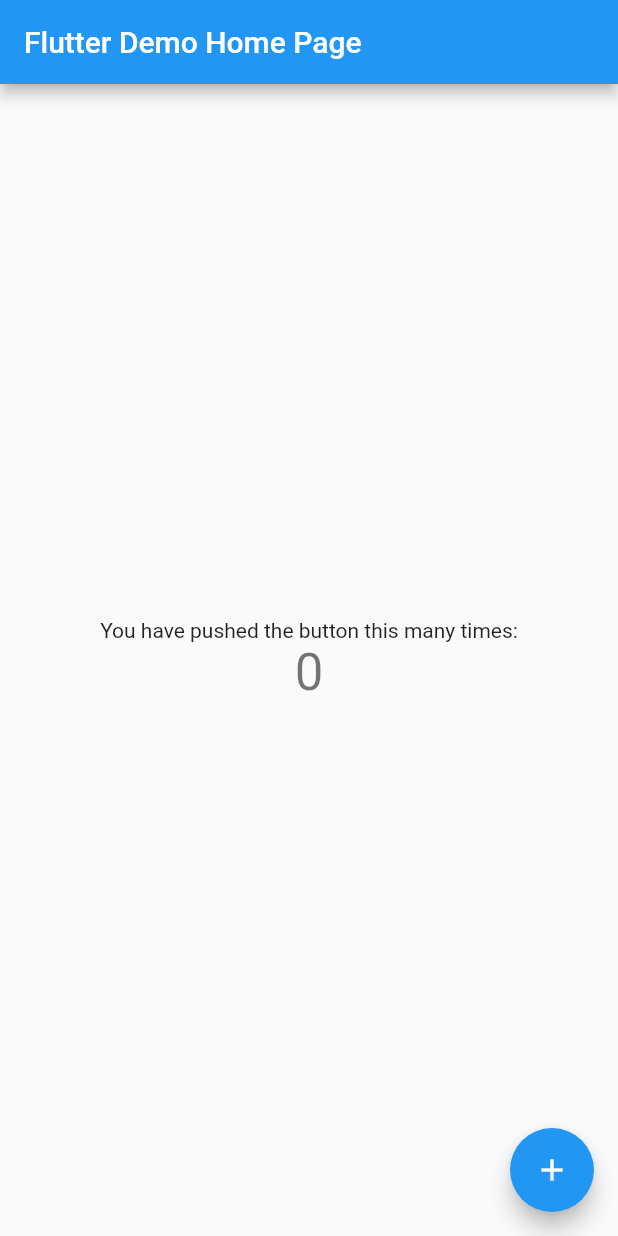
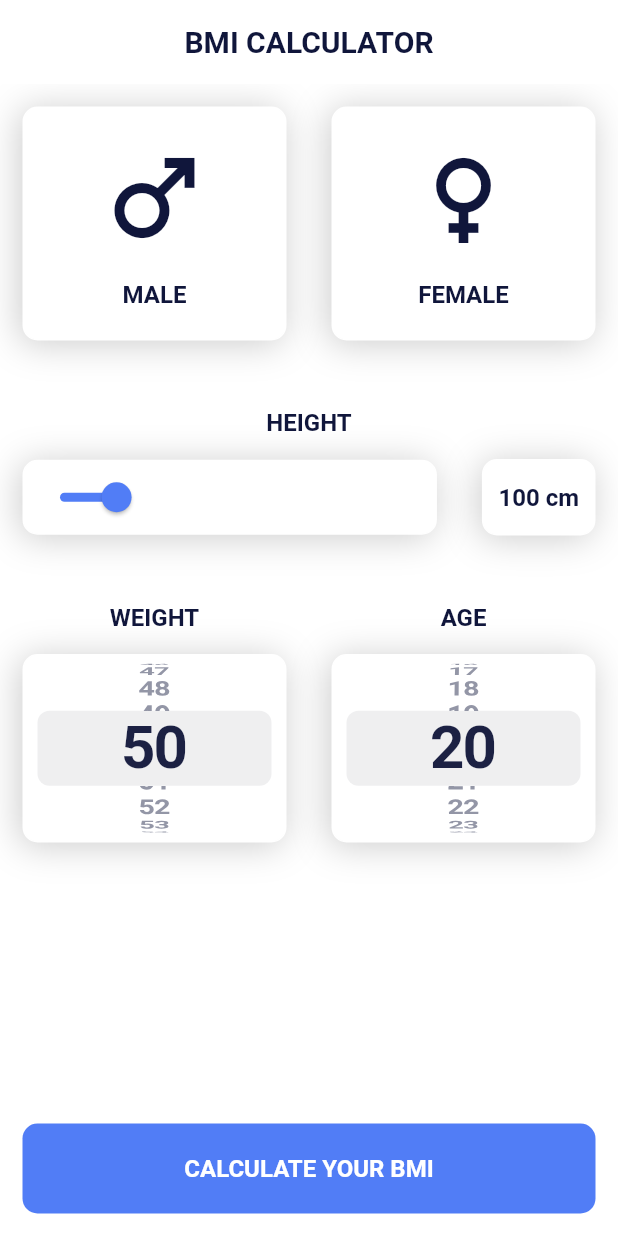
Before and after one commit to axeonasril/bmi_project, a Flutter app: the screen it shows after launch, on a phone screen of 412 x 824 dp. Run offline on Flutter 3.47's test engine with Material 2 defaults, Android fonts, the phone set to English and light mode, and no system bars.

Commit message:
first commit

```diff
--- /dev/null
+++ b/lib/constans/constant.dart
@@ -0,0 +1,23 @@
+import 'package:flutter/material.dart';
+
+const Color primaryColor = Color(0xff10163b);
+TextStyle? labelTextStyle = const TextStyle(
+  fontSize: 16,
+  color: primaryColor,
+  fontWeight: FontWeight.w600,
+);
+
+TextStyle? numberTextStyle = const TextStyle(
+  fontSize: 50,
+  fontWeight: FontWeight.bold,
+  color: Colors.white,
+);
+
+const String underweightSevere = "Underweight (Severe thinness)";
+const String underweightModerate = "Underweight (Moderate thinness)";
+const String underweightMild = "Underweight (Mild thinness)";
+const String normal = "Normal";
+const String overweight = "Overweight";
+const String obeseI = "Obese (Class I)";
+const String obeseII = "Obese (Class II)";
+const String obeseIII = "Obese (Class III)";
--- /dev/null
+++ b/lib/helpers/bmi_calculator.dart
@@ -0,0 +1,73 @@
+import 'package:bmi_project/constans/constant.dart';
+
+class BmiCalculator {
+  int? height;
+  int? weight;
+  double? bmi;
+  String? bmiCategory;
+  String? bmiDescription;
+
+  BmiCalculator({required this.height, required this.weight});
+  BmiCalculator.fromBmiValue(this.bmi) {
+    // this.bmi = bmi;
+  }
+
+  double calculateBmi() {
+    double heightInMeter = height! / 100;
+
+    final h = (heightInMeter * heightInMeter);
+    bmi = weight! / h;
+
+    return bmi!;
+  }
+
+  String determineBmiCategory() {
+    String category = "";
+    if (bmi! < 16.0) {
+      category = underweightSevere;
+    } else if (bmi! < 17) {
+      category = underweightModerate;
+    } else if (bmi! < 18.5) {
+      category = underweightMild;
+    } else if (bmi! < 25) {
+      category = normal;
+    } else if (bmi! < 30) {
+      category = overweight;
+    } else if (bmi! < 35) {
+      category = obeseI;
+    } else if (bmi! < 40) {
+      category = obeseII;
+    } else if (bmi! >= 40) {
+      category = obeseIII;
+    }
+    bmiCategory = category;
+    return bmiCategory!;
+  }
+
+  String getHealthRiskDescription() {
+    String desc = "";
+    switch (bmiCategory!) {
+      case underweightSevere:
+      case underweightModerate:
+      case underweightMild:
+        desc = "Possible nutritional deficiency and osteoporosis.";
+        break;
+      case normal:
+        desc = "Low risk (healthy range).";
+        break;
+      case overweight:
+        desc =
+            "Moderate risk of developing heart disease, high blood pressure, stroke, diabetes mellitus.";
+        break;
+      case obeseI:
+      case obeseII:
+      case obeseIII:
+        desc =
+            "High risk of developing heart disease, high blood pressure, stroke, diabetes mellitus. Metabolic Syndrome.";
+        break;
+      default:
+    }
+    bmiDescription = desc;
+    return desc;
+  }
+}
--- a/lib/main.dart
+++ b/lib/main.dart
@@ -1,3 +1,6 @@
+import 'package:bmi_project/constans/constant.dart';
+import 'package:bmi_project/views/bmi_data_screen.dart';
+import 'package:flutter/cupertino.dart';
 import 'package:flutter/material.dart';
 
 void main() {
@@ -11,105 +14,24 @@ class MyApp extends StatelessWidget {
   @override
   Widget build(BuildContext context) {
     return MaterialApp(
-      title: 'Flutter Demo',
-      theme: ThemeData(
-        // This is the theme of your application.
-        //
-        // Try running your application with "flutter run". You'll see the
-        // application has a blue toolbar. Then, without quitting the app, try
-        // changing the primarySwatch below to Colors.green and then invoke
-        // "hot reload" (press "r" in the console where you ran "flutter run",
-        // or simply save your changes to "hot reload" in a Flutter IDE).
-        // Notice that the counter didn't reset back to zero; the application
-        // is not restarted.
-        primarySwatch: Colors.blue,
-      ),
-      home: const MyHomePage(title: 'Flutter Demo Home Page'),
-    );
+        debugShowCheckedModeBanner: false,
+        title: 'Flutter Demo',
+        localizationsDelegates: const [
+          DefaultMaterialLocalizations.delegate,
+          DefaultCupertinoLocalizations.delegate,
+          DefaultWidgetsLocalizations.delegate,
+        ],
+        theme: ThemeData(
+          primaryColor: primaryColor,
+          scaffoldBackgroundColor: Colors.white,
+          appBarTheme: const AppBarTheme(
+            iconTheme: IconThemeData(color: primaryColor),
+            backgroundColor: Colors.white,
+            titleTextStyle: TextStyle(
+              color: primaryColor,
+            ),
+          ),
+        ),
+        home: const BmiDataScreen());
   }
 }
-
-class MyHomePage extends StatefulWidget {
-  const MyHomePage({super.key, required this.title});
-
-  // This widget is the home page of your application. It is stateful, meaning
-  // that it has a State object (defined below) that contains fields that affect
-  // how it looks.
-
-  // This class is the configuration for the state. It holds the values (in this
-  // case the title) provided by the parent (in this case the App widget) and
-  // used by the build method of the State. Fields in a Widget subclass are
-  // always marked "final".
-
-  final String title;
-
-  @override
-  State<MyHomePage> createState() => _MyHomePageState();
-}
-
-class _MyHomePageState extends State<MyHomePage> {
-  int _counter = 0;
-
-  void _incrementCounter() {
-    setState(() {
-      // This call to setState tells the Flutter framework that something has
-      // changed in this State, which causes it to rerun the build method below
-      // so that the display can reflect the updated values. If we changed
-      // _counter without calling setState(), then the build method would not be
-      // called again, and so nothing would appear to happen.
-      _counter++;
-    });
-  }
-
-  @override
-  Widget build(BuildContext context) {
-    // This method is rerun every time setState is called, for instance as done
-    // by the _incrementCounter method above.
-    //
-    // The Flutter framework has been optimized to make rerunning build methods
-    // fast, so that you can just rebuild anything that needs updating rather
-    // than having to individually change instances of widgets.
-    return Scaffold(
-      appBar: AppBar(
-        // Here we take the value from the MyHomePage object that was created by
-        // the App.build method, and use it to set our appbar title.
-        title: Text(widget.title),
-      ),
-      body: Center(
-        // Center is a layout widget. It takes a single child and positions it
-        // in the middle of the parent.
-        child: Column(
-          // Column is also a layout widget. It takes a list of children and
-          // arranges them vertically. By default, it sizes itself to fit its
-          // children horizontally, and tries to be as tall as its parent.
-          //
-          // Invoke "debug painting" (press "p" in the console, choose the
-          // "Toggle Debug Paint" action from the Flutter Inspector in Android
-          // Studio, or the "Toggle Debug Paint" command in Visual Studio Code)
-          // to see the wireframe for each widget.
-          //
-          // Column has various properties to control how it sizes itself and
-          // how it positions its children. Here we use mainAxisAlignment to
-          // center the children vertically; the main axis here is the vertical
-          // axis because Columns are vertical (the cross axis would be
-          // horizontal).
-          mainAxisAlignment: MainAxisAlignment.center,
-          children: <Widget>[
-            const Text(
-              'You have pushed the button this many times:',
-            ),
-            Text(
-              '$_counter',
-              style: Theme.of(context).textTheme.headline4,
-            ),
-          ],
-        ),
-      ),
-      floatingActionButton: FloatingActionButton(
-        onPressed: _incrementCounter,
-        tooltip: 'Increment',
-        child: const Icon(Icons.add),
-      ), // This trailing comma makes auto-formatting nicer for build methods.
-    );
-  }
-}
--- /dev/null
+++ b/lib/views/bmi_data_screen.dart
@@ -0,0 +1,346 @@
+import 'package:bmi_project/constans/constant.dart';
+import 'package:bmi_project/helpers/bmi_calculator.dart';
+import 'package:bmi_project/views/bmi_result_screen.dart';
+import 'package:flutter/cupertino.dart';
+import 'package:flutter/material.dart';
+
+class BmiDataScreen extends StatefulWidget {
+  const BmiDataScreen({super.key});
+
+  @override
+  State<BmiDataScreen> createState() => _BmiDataScreenState();
+}
+
+class _BmiDataScreenState extends State<BmiDataScreen> {
+  int height = 100;
+  int weight = 35;
+  int age = 20;
+  String? gender;
+
+  List<Widget> generateList(start, end) {
+    List<Widget> weights = [];
+    for (var i = start; i < end; i++) {
+      weights.add(
+        Text(
+          "$i",
+          style: labelTextStyle!.copyWith(
+            fontSize: 20,
+          ),
+        ),
+      );
+    }
+    return weights;
+  }
+
+  @override
+  Widget build(BuildContext context) {
+    return Scaffold(
+      bottomNavigationBar: GestureDetector(
+        onTap: () {
+          // print(calculateBmi());
+          final bmiCalculator = BmiCalculator(height: height, weight: weight);
+          bmiCalculator.calculateBmi();
+          Navigator.of(context).push(
+            MaterialPageRoute(
+              builder: (context) {
+                return BmiResultScreen(
+                  bmi: bmiCalculator.bmi!,
+                );
+              },
+            ),
+          );
+        },
+        child: Container(
+          height: 60,
+          margin: const EdgeInsets.all(15),
+          decoration: BoxDecoration(
+            borderRadius: BorderRadius.circular(10),
+            color: const Color(
+              0xff517df6,
+            ),
+          ),
+          width: double.infinity,
+          child: Center(
+            child: Text(
+              "CALCULATE YOUR BMI",
+              style: labelTextStyle!.copyWith(color: Colors.white),
+            ),
+          ),
+        ),
+      ),
+      // backgroundColor: const Color(0xff0f1538),
+      appBar: AppBar(
+        elevation: 0,
+        title: const Text(
+          "BMI CALCULATOR",
+          style: TextStyle(fontWeight: FontWeight.w700, fontSize: 20),
+        ),
+        centerTitle: true,
+      ),
+      body: SingleChildScrollView(
+        physics: const BouncingScrollPhysics(),
+        child: Column(
+          children: [
+            Row(
+              children: [
+                Expanded(
+                  child: GestureDetector(
+                    onTap: () {
+                      gender = "MALE";
+                      setState(() {});
+                    },
+                    child: BmiCard(
+                      borderColor: (gender == "MALE")
+                          ? const Color(0xff517df6)
+                          : Colors.white,
+                      child: Stack(
+                        children: [
+                          const Center(
+                            child: Padding(
+                              padding: EdgeInsets.symmetric(vertical: 20),
+                              child: GenderIconText(
+                                icon: Icons.male,
+                                title: 'MALE',
+                              ),
+                            ),
+                          ),
+                          Positioned(
+                            right: 10,
+                            top: 10,
+                            child: Icon(
+                              Icons.check_circle,
+                              color: (gender == "MALE")
+                                  ? const Color(0xff517df6)
+                                  : Colors.white,
+                            ),
+                          ),
+                        ],
+                      ),
+                    ),
+                  ),
+                ),
+                Expanded(
+                  child: GestureDetector(
+                    onTap: () {
+                      gender = "FEMALE";
+                      setState(() {});
+                    },
+                    child: BmiCard(
+                      borderColor: (gender == "FEMALE")
+                          ? const Color(0xff517df6)
+                          : Colors.white,
+                      child: Stack(
+                        children: [
+                          const Padding(
+                            padding: EdgeInsets.symmetric(vertical: 20),
+                            child: Center(
+                              child: GenderIconText(
+                                icon: Icons.female,
+                                title: 'FEMALE',
+                              ),
+                            ),
+                          ),
+                          Positioned(
+                            right: 10,
+                            top: 10,
+                            child: Icon(
+                              Icons.check_circle,
+                              color: (gender == "FEMALE")
+                                  ? const Color(0xff517df6)
+                                  : Colors.white,
+                            ),
+                          ),
+                        ],
+                      ),
+                    ),
+                  ),
+                ),
+              ],
+            ),
+            const SizedBox(height: 30),
+            Column(
+              children: [
+                Text(
+                  "HEIGHT",
+                  style: labelTextStyle,
+                ),
+                Row(
+                  children: [
+                    Expanded(
+                      child: BmiCard(
+                        child: Slider(
+                          value: height.toDouble(),
+                          min: 80,
+                          max: 200,
+                          inactiveColor: Colors.white,
+                          activeColor: const Color(0xff517df6),
+                          thumbColor: const Color(0xff517df6),
+                          onChanged: (value) {
+                            height = value.toInt();
+                            setState(() {});
+                          },
+                        ),
+                      ),
+                    ),
+                    BmiCard(
+                      child: Padding(
+                        padding: const EdgeInsets.symmetric(
+                            horizontal: 10, vertical: 15),
+                        child: Row(
+                          crossAxisAlignment: CrossAxisAlignment.end,
+                          mainAxisAlignment: MainAxisAlignment.center,
+                          children: [
+                            Text(
+                              textAlign: TextAlign.end,
+                              "$height",
+                              style: labelTextStyle,
+                            ),
+                            Text(
+                              " cm",
+                              style: labelTextStyle,
+                            ),
+                          ],
+                        ),
+                      ),
+                    ),
+                  ],
+                ),
+              ],
+            ),
+            const SizedBox(
+              height: 30,
+            ),
+            Row(
+              children: [
+                Expanded(
+                  child: Column(
+                    children: [
+                      Text(
+                        "WEIGHT",
+                        style: labelTextStyle,
+                      ),
+                      BmiCard(
+                        child: Column(
+                          mainAxisAlignment: MainAxisAlignment.center,
+                          children: [
+                            SizedBox(
+                              height: MediaQuery.of(context).size.height * 0.15,
+                              child: CupertinoPicker(
+                                scrollController: FixedExtentScrollController(
+                                    initialItem: 30),
+                                itemExtent: 25,
+                                magnification: 2,
+                                useMagnifier: false,
+                                onSelectedItemChanged: (val) {
+                                  weight = val + 20;
+                                },
+                                children: generateList(20, 220),
+                              ),
+                            ),
+                          ],
+                        ),
+                      ),
+                    ],
+                  ),
+                ),
+                Expanded(
+                  child: Column(
+                    children: [
+                      Text(
+                        "AGE",
+                        style: labelTextStyle,
+                      ),
+                      BmiCard(
+                        child: Column(
+                          mainAxisAlignment: MainAxisAlignment.center,
+                          children: [
+                            SizedBox(
+                              height: MediaQuery.of(context).size.height * 0.15,
+                              child: CupertinoPicker(
+                                scrollController:
+                                    FixedExtentScrollController(initialItem: 5),
+                                itemExtent: 25,
+                                magnification: 2,
+                                useMagnifier: true,
+                                onSelectedItemChanged: (val) {
+                                  weight = val + 20;
+                                },
+                                children: generateList(15, 90),
+                              ),
+                            ),
+                          ],
+                        ),
+                      ),
+                    ],
+                  ),
+                ),
+              ],
+            ),
+          ],
+        ),
+      ),
+    );
+  }
+}
+
+class BmiCard extends StatelessWidget {
+  const BmiCard({
+    Key? key,
+    this.child,
+    this.borderColor = Colors.white,
+  }) : super(key: key);
+
+  final Widget? child;
+  final Color? borderColor;
+
+  @override
+  Widget build(BuildContext context) {
+    return Container(
+        decoration: BoxDecoration(
+          color: Colors.white,
+          boxShadow: [
+            BoxShadow(
+              offset: const Offset(-2, 2),
+              blurRadius: 20,
+              color: Colors.black.withOpacity(0.2),
+            ),
+          ],
+          borderRadius: BorderRadiusDirectional.circular(10),
+          border: Border.all(color: borderColor!),
+        ),
+        margin: const EdgeInsets.all(15),
+        child: child);
+  }
+}
+
+class GenderIconText extends StatelessWidget {
+  const GenderIconText({
+    Key? key,
+    required this.title,
+    required this.icon,
+  }) : super(key: key);
+
+  final String title;
+  final IconData icon;
+
+  @override
+  Widget build(BuildContext context) {
+    return Column(
+      mainAxisAlignment: MainAxisAlignment.center,
+      children: [
+        Icon(
+          icon,
+          color: primaryColor,
+          size: 80,
+        ),
+        const SizedBox(
+          height: 15,
+        ),
+        Text(
+          title,
+          style: labelTextStyle,
+        ),
+      ],
+    );
+  }
+}
```
Also changed, not shown: lib/views/bmi_result_screen.dart (added, +109 -0 lines), 2 other files.
